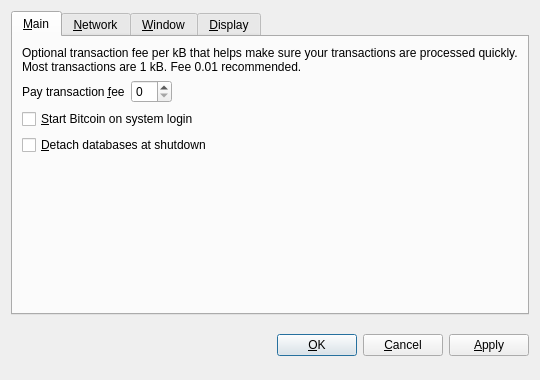
Before: the Qt Designer form src/qt/forms/optionsdialog.ui in staticlace/bitcoin, drawn with Qt 5.
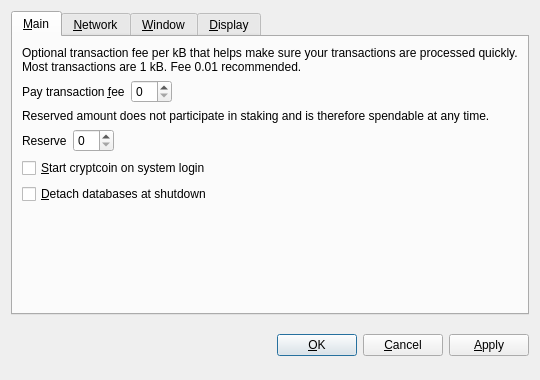
After: the same form once the commit is applied. Custom widgets are drawn as their Qt base class.

Patch:
```diff
--- a/src/qt/forms/optionsdialog.ui
+++ b/src/qt/forms/optionsdialog.ui
@@ -62,7 +62,53 @@
           <widget class="BitcoinAmountField" name="transactionFee"/>
          </item>
          <item>
-          <spacer name="horizontalSpacer_Main">
+          <spacer name="horizontalSpacerFee">
+           <property name="orientation">
+            <enum>Qt::Horizontal</enum>
+           </property>
+           <property name="sizeHint" stdset="0">
+            <size>
+             <width>40</width>
+             <height>20</height>
+            </size>
+           </property>
+          </spacer>
+         </item>
+        </layout>
+       </item>
+       <item>
+        <widget class="QLabel" name="reserveBalanceInfoLabel">
+         <property name="text">
+          <string>Reserved amount does not participate in staking and is therefore spendable at any time.</string>
+         </property>
+         <property name="textFormat">
+          <enum>Qt::PlainText</enum>
+         </property>
+         <property name="wordWrap">
+          <bool>true</bool>
+         </property>
+        </widget>
+       </item>
+       <item>
+        <layout class="QHBoxLayout" name="horizontalLayoutReserveBalance">
+         <item>
+          <widget class="QLabel" name="reserveBalanceLabel">
+           <property name="text">
+            <string>Reserve</string>
+           </property>
+           <property name="textFormat">
+            <enum>Qt::PlainText</enum>
+           </property>
+           <property name="buddy">
+            <cstring>reserveBalance</cstring>
+           </property>
+          </widget>
+         </item>
+         <item>
+          <widget class="BitcoinAmountField" name="reserveBalance"/>
+         </item>
+         <item>
+          <spacer name="horizontalSpacerReserveBalance">
            <property name="orientation">
             <enum>Qt::Horizontal</enum>
            </property>
@@ -82,7 +128,7 @@
           <string>Automatically start Bitcoin after logging in to the system.</string>
          </property>
          <property name="text">
-          <string>&amp;Start Bitcoin on system login</string>
+          <string>&amp;Start cryptcoin on system login</string>
          </property>
         </widget>
        </item>
```
Left out of the diff: 22 changed lines with no effect on the pictures.
